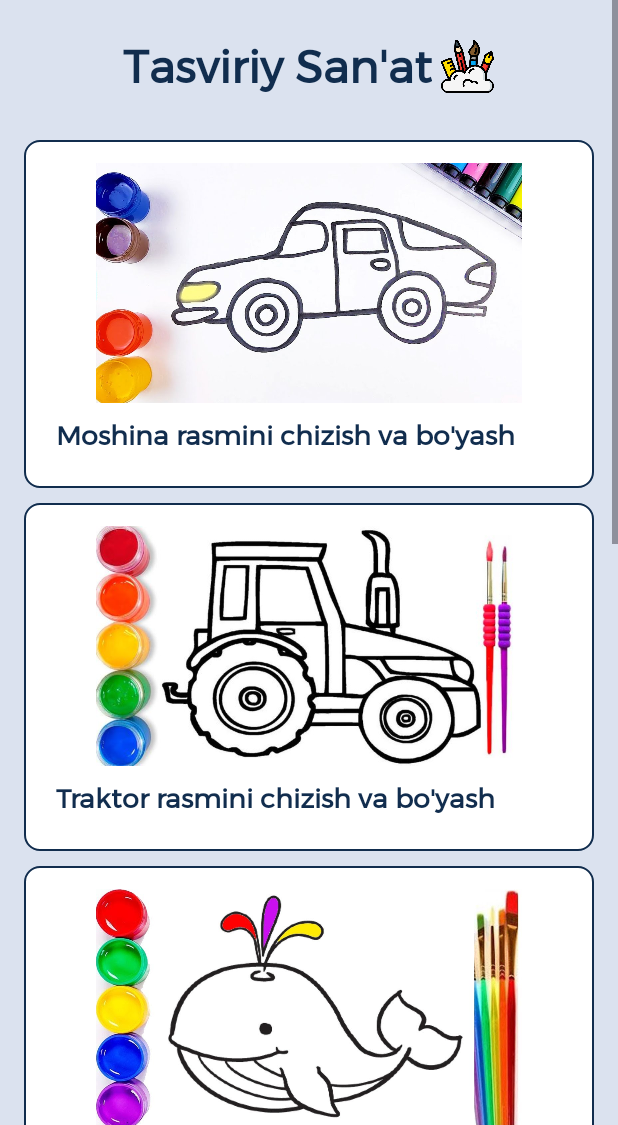
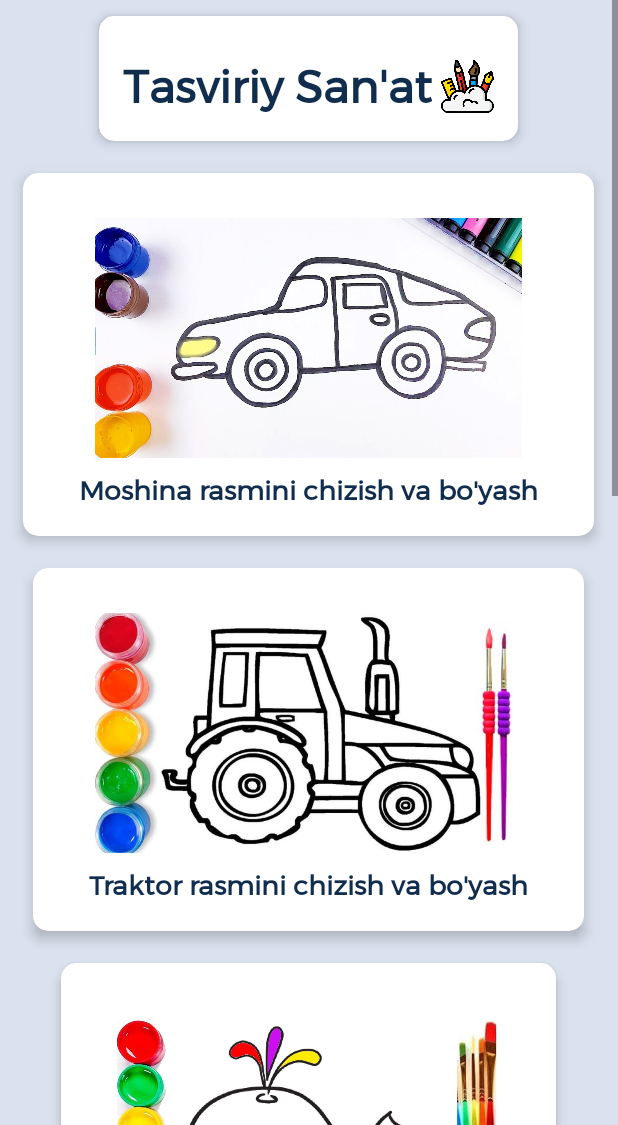
Before and after one commit to JasurbekRuzimov/SmartChild, an Android app: the Tasviriy_Sanat_Activity screen opened directly, with no data from a screen before it, on a phone screen of 412 x 824 dp, the part 111-1236 px from its top. Run offline under Robolectric (Android 15) with nearby library versions, the phone set to English and light mode, and no system bars; plain views replace RoundedImageView.

Commit message:
activity_tasviriy_sanat.xml is successfully changed.

```diff
--- a/app/src/main/res/layout/activity_tasviriy_sanat.xml
+++ b/app/src/main/res/layout/activity_tasviriy_sanat.xml
@@ -99,14 +99,23 @@
         <LinearLayout
             android:layout_width="match_parent"
             android:layout_height="wrap_content"
+            android:gravity="center"
             android:orientation="vertical">
+
+            <androidx.cardview.widget.CardView
+                android:layout_width="wrap_content"
+                android:layout_height="wrap_content"
+                app:cardCornerRadius="10dp"
+                app:cardElevation="5dp"
+                app:cardUseCompatPadding="true">
 
                 <LinearLayout
                     android:layout_width="wrap_content"
                     android:layout_height="wrap_content"
                     android:layout_gravity="center"
                     android:layout_marginTop="5dp"
-                android:orientation="horizontal">
+                    android:orientation="horizontal"
+                    tools:ignore="UseCompoundDrawables">
 
                     <TextView
                         android:layout_width="wrap_content"
@@ -134,6 +143,14 @@
                         tools:ignore="ContentDescription" />
 
                 </LinearLayout>
+            </androidx.cardview.widget.CardView>
+
+            <androidx.cardview.widget.CardView
+                android:layout_width="wrap_content"
+                android:layout_height="wrap_content"
+                app:cardCornerRadius="10dp"
+                app:cardElevation="5dp"
+                app:cardUseCompatPadding="true">
 
                 <LinearLayout
                     android:layout_width="match_parent"
@@ -142,9 +159,9 @@
                     android:layout_marginStart="16dp"
                     android:layout_marginTop="10dp"
                     android:layout_marginEnd="16dp"
-                android:background="@drawable/input_rectangle_background"
                     android:orientation="vertical"
-                android:padding="5dp">
+                    android:padding="5dp"
+                    tools:ignore="UseCompoundDrawables">
 
                     <ImageView
                         android:layout_width="match_parent"
@@ -173,6 +190,16 @@
 
                 </LinearLayout>
 
+            </androidx.cardview.widget.CardView>
+
+
+            <androidx.cardview.widget.CardView
+                android:layout_width="wrap_content"
+                android:layout_height="wrap_content"
+                app:cardCornerRadius="10dp"
+                app:cardElevation="5dp"
+                app:cardUseCompatPadding="true">
+
                 <LinearLayout
                     android:layout_width="match_parent"
                     android:layout_height="wrap_content"
@@ -180,7 +207,6 @@
                     android:layout_marginStart="16dp"
                     android:layout_marginTop="10dp"
                     android:layout_marginEnd="16dp"
-                android:background="@drawable/input_rectangle_background"
                     android:orientation="vertical"
                     android:padding="5dp">
 
@@ -210,6 +236,15 @@
 
 
                 </LinearLayout>
+            </androidx.cardview.widget.CardView>
+
+
+            <androidx.cardview.widget.CardView
+                android:layout_width="wrap_content"
+                android:layout_height="wrap_content"
+                app:cardCornerRadius="10dp"
+                app:cardElevation="5dp"
+                app:cardUseCompatPadding="true">
 
                 <LinearLayout
                     android:layout_width="match_parent"
@@ -218,7 +253,6 @@
                     android:layout_marginStart="16dp"
                     android:layout_marginTop="10dp"
                     android:layout_marginEnd="16dp"
-                android:background="@drawable/input_rectangle_background"
                     android:orientation="vertical"
                     android:padding="5dp">
 
@@ -249,6 +283,15 @@
 
                 </LinearLayout>
 
+            </androidx.cardview.widget.CardView>
+
+            <androidx.cardview.widget.CardView
+                android:layout_width="wrap_content"
+                android:layout_height="wrap_content"
+                app:cardCornerRadius="10dp"
+                app:cardElevation="5dp"
+                app:cardUseCompatPadding="true">
+
                 <LinearLayout
                     android:layout_width="match_parent"
                     android:layout_height="wrap_content"
@@ -256,7 +299,6 @@
                     android:layout_marginStart="16dp"
                     android:layout_marginTop="10dp"
                     android:layout_marginEnd="16dp"
-                android:background="@drawable/input_rectangle_background"
                     android:orientation="vertical"
                     android:padding="5dp">
 
@@ -287,6 +329,15 @@
 
                 </LinearLayout>
 
+            </androidx.cardview.widget.CardView>
+
+            <androidx.cardview.widget.CardView
+                android:layout_width="wrap_content"
+                android:layout_height="wrap_content"
+                app:cardCornerRadius="10dp"
+                app:cardElevation="5dp"
+                app:cardUseCompatPadding="true">
+
                 <LinearLayout
                     android:layout_width="match_parent"
                     android:layout_height="wrap_content"
@@ -294,7 +345,6 @@
                     android:layout_marginStart="16dp"
                     android:layout_marginTop="10dp"
                     android:layout_marginEnd="16dp"
-                android:background="@drawable/input_rectangle_background"
                     android:orientation="vertical"
                     android:padding="5dp">
 
@@ -325,6 +375,15 @@
 
                 </LinearLayout>
 
+            </androidx.cardview.widget.CardView>
+
+            <androidx.cardview.widget.CardView
+                android:layout_width="wrap_content"
+                android:layout_height="wrap_content"
+                app:cardCornerRadius="10dp"
+                app:cardElevation="5dp"
+                app:cardUseCompatPadding="true">
+
                 <LinearLayout
                     android:layout_width="match_parent"
                     android:layout_height="wrap_content"
@@ -333,7 +392,6 @@
                     android:layout_marginTop="10dp"
                     android:layout_marginEnd="16dp"
                     android:layout_marginBottom="16dp"
-                android:background="@drawable/input_rectangle_background"
                     android:orientation="vertical"
                     android:padding="5dp">
 
@@ -364,6 +422,10 @@
 
                 </LinearLayout>
 
+            </androidx.cardview.widget.CardView>
+
+
+
 
         </LinearLayout>
 
```
Lines whose indentation alone changed are shown as unchanged.
